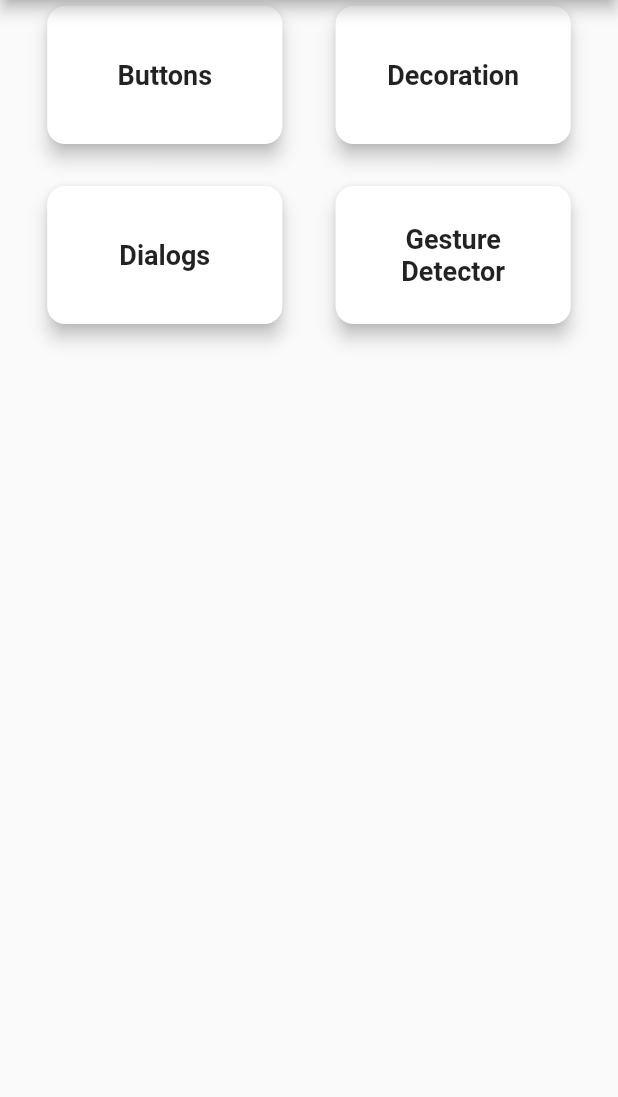
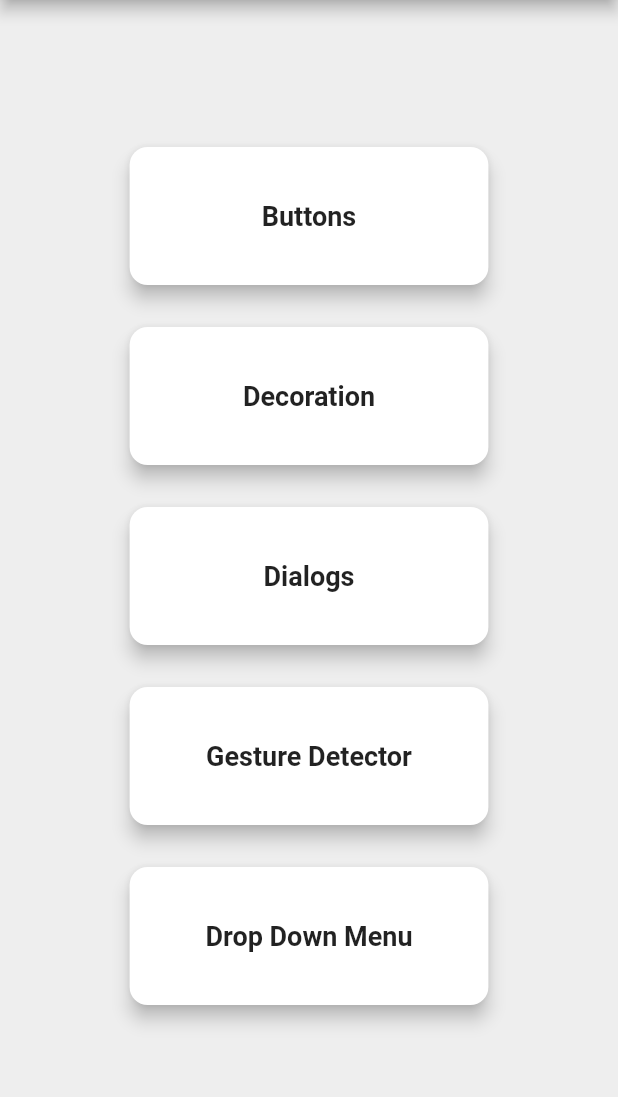
Before and after one commit to Kisia-Developer/basic-widgets-utility, a Flutter app: the screen it shows after launch, on a phone screen of 412 x 824 dp, the part 84-1181 px from its top. Run offline on Flutter 3.47's test engine with Material 2 defaults, Android fonts, the phone set to English and light mode, and no system bars.

Commit message:
complete top page

```diff
--- a/lib/pages/top_pages.dart
+++ b/lib/pages/top_pages.dart
@@ -1,6 +1,7 @@
 import 'package:basic_widgets_utility/pages/buttons_page.dart';
 import 'package:basic_widgets_utility/pages/decoration_page.dart';
 import 'package:basic_widgets_utility/pages/dialog_page.dart';
+import 'package:basic_widgets_utility/pages/dropdown_menu_page.dart';
 import 'package:basic_widgets_utility/pages/gesture_detector.dart';
 import 'package:flutter/material.dart';
 
@@ -14,11 +15,12 @@ class TopPage extends StatelessWidget {
       appBar: AppBar(
         title: const Text('Basic Widgets Utility'),
       ),
+      // bodyのカラー指定
+      backgroundColor: Colors.grey.shade200,
       // コンテンツの表示
-      body: Column(
-        children: [
-          Row(
-            mainAxisAlignment: MainAxisAlignment.spaceEvenly,
+      body: Center(
+        child: Column(
+          mainAxisAlignment: MainAxisAlignment.center,
           children: [
             GestureDetector(
               onTap: () => Navigator.of(context).push(
@@ -28,7 +30,7 @@ class TopPage extends StatelessWidget {
               ),
               child: SizedBox(
                 height: 100,
-                  width: MediaQuery.of(context).size.width * 0.4,
+                width: MediaQuery.of(context).size.width * 0.6,
                 child: Card(
                   elevation: 5,
                   shape: RoundedRectangleBorder(
@@ -46,6 +48,9 @@ class TopPage extends StatelessWidget {
                 ),
               ),
             ),
+            const SizedBox(
+              height: 20,
+            ),
             GestureDetector(
               onTap: () => Navigator.of(context).push(
                 MaterialPageRoute(
@@ -54,7 +59,7 @@ class TopPage extends StatelessWidget {
               ),
               child: SizedBox(
                 height: 100,
-                  width: MediaQuery.of(context).size.width * 0.4,
+                width: MediaQuery.of(context).size.width * 0.6,
                 child: Card(
                   elevation: 5,
                   shape: RoundedRectangleBorder(
@@ -72,14 +77,9 @@ class TopPage extends StatelessWidget {
                 ),
               ),
             ),
-            ],
-          ),
             const SizedBox(
               height: 20,
             ),
-          Row(
-            mainAxisAlignment: MainAxisAlignment.spaceEvenly,
-            children: [
             GestureDetector(
               onTap: () => Navigator.of(context).push(
                 MaterialPageRoute(
@@ -88,7 +88,7 @@ class TopPage extends StatelessWidget {
               ),
               child: SizedBox(
                 height: 100,
-                  width: MediaQuery.of(context).size.width * 0.4,
+                width: MediaQuery.of(context).size.width * 0.6,
                 child: Card(
                   elevation: 5,
                   shape: RoundedRectangleBorder(
@@ -106,6 +106,9 @@ class TopPage extends StatelessWidget {
                 ),
               ),
             ),
+            const SizedBox(
+              height: 20,
+            ),
             GestureDetector(
               onTap: () => Navigator.of(context).push(
                 MaterialPageRoute(
@@ -114,7 +117,7 @@ class TopPage extends StatelessWidget {
               ),
               child: SizedBox(
                 height: 100,
-                  width: MediaQuery.of(context).size.width * 0.4,
+                width: MediaQuery.of(context).size.width * 0.6,
                 child: Card(
                   elevation: 5,
                   shape: RoundedRectangleBorder(
@@ -122,7 +125,37 @@ class TopPage extends StatelessWidget {
                   ),
                   child: const Center(
                     child: Text(
-                        'Gesture\nDetector',
+                      'Gesture Detector',
+                      style: TextStyle(
+                        fontSize: 18,
+                        fontWeight: FontWeight.bold,
+                      ),
+                      textAlign: TextAlign.center,
+                    ),
+                  ),
+                ),
+              ),
+            ),
+            const SizedBox(
+              height: 20,
+            ),
+            GestureDetector(
+              onTap: () => Navigator.of(context).push(
+                MaterialPageRoute(
+                  builder: (context) => const DropdownMenuPage(),
+                ),
+              ),
+              child: SizedBox(
+                height: 100,
+                width: MediaQuery.of(context).size.width * 0.6,
+                child: Card(
+                  elevation: 5,
+                  shape: RoundedRectangleBorder(
+                    borderRadius: BorderRadius.circular(12),
+                  ),
+                  child: const Center(
+                    child: Text(
+                      'Drop Down Menu',
                       style: TextStyle(
                         fontSize: 18,
                         fontWeight: FontWeight.bold,
@@ -135,7 +168,6 @@ class TopPage extends StatelessWidget {
             ),
           ],
         ),
-        ],
       ),
     );
   }
```
Lines whose indentation alone changed are shown as unchanged.
